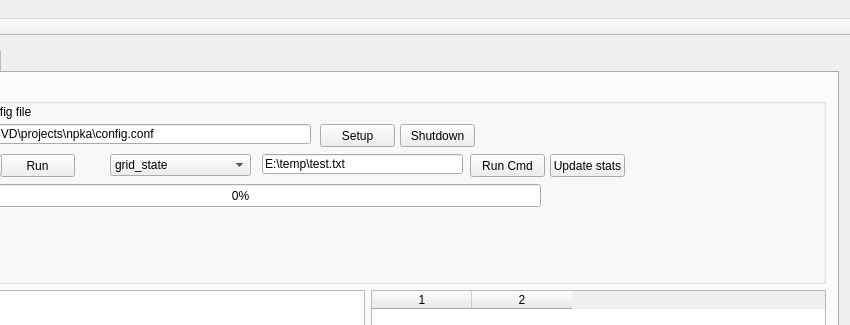
This is SVDModel/SVDUI/mainwindow.ui in edfm-tum/SVD as Qt 5 draws it before an edit; both pictures show x 114 to 964 and y 0 to 325 of the 964 by 719 pixel window. The edited form follows.
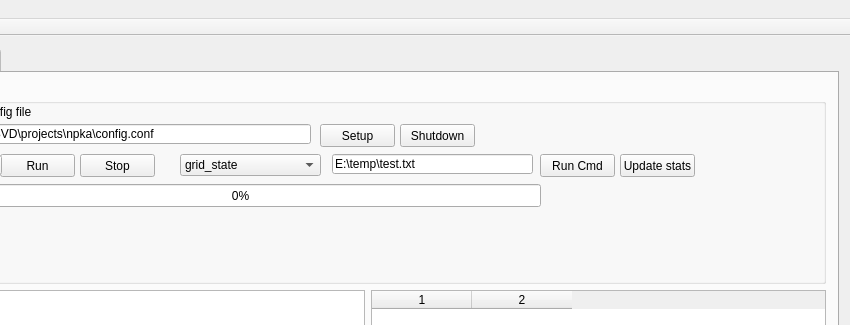
This is the edited form.

```diff
--- a/SVDModel/SVDUI/mainwindow.ui
+++ b/SVDModel/SVDUI/mainwindow.ui
@@ -123,7 +123,7 @@
           <widget class="QComboBox" name="cbOption">
            <property name="geometry">
             <rect>
-             <x>200</x>
+             <x>270</x>
              <y>70</y>
              <width>141</width>
              <height>22</height>
@@ -153,7 +153,7 @@
           <widget class="QLineEdit" name="lParam">
            <property name="geometry">
             <rect>
-             <x>352</x>
+             <x>422</x>
              <y>70</y>
              <width>201</width>
              <height>20</height>
@@ -166,7 +166,7 @@
           <widget class="QPushButton" name="pbRun">
            <property name="geometry">
             <rect>
-             <x>560</x>
+             <x>630</x>
              <y>70</y>
              <width>75</width>
              <height>23</height>
@@ -210,7 +210,7 @@
           <widget class="QPushButton" name="pbUpdateStats">
            <property name="geometry">
             <rect>
-             <x>640</x>
+             <x>710</x>
              <y>70</y>
              <width>75</width>
              <height>23</height>
@@ -220,6 +220,19 @@
             <string>Update stats</string>
            </property>
           </widget>
+          <widget class="QPushButton" name="pbCancel">
+           <property name="geometry">
+            <rect>
+             <x>170</x>
+             <y>70</y>
+             <width>75</width>
+             <height>23</height>
+            </rect>
+           </property>
+           <property name="text">
+            <string>Stop</string>
+           </property>
+          </widget>
          </widget>
         </item>
         <item row="1" column="1">
```
Left out of the diff: 5 changed lines with no effect on the pictures.
